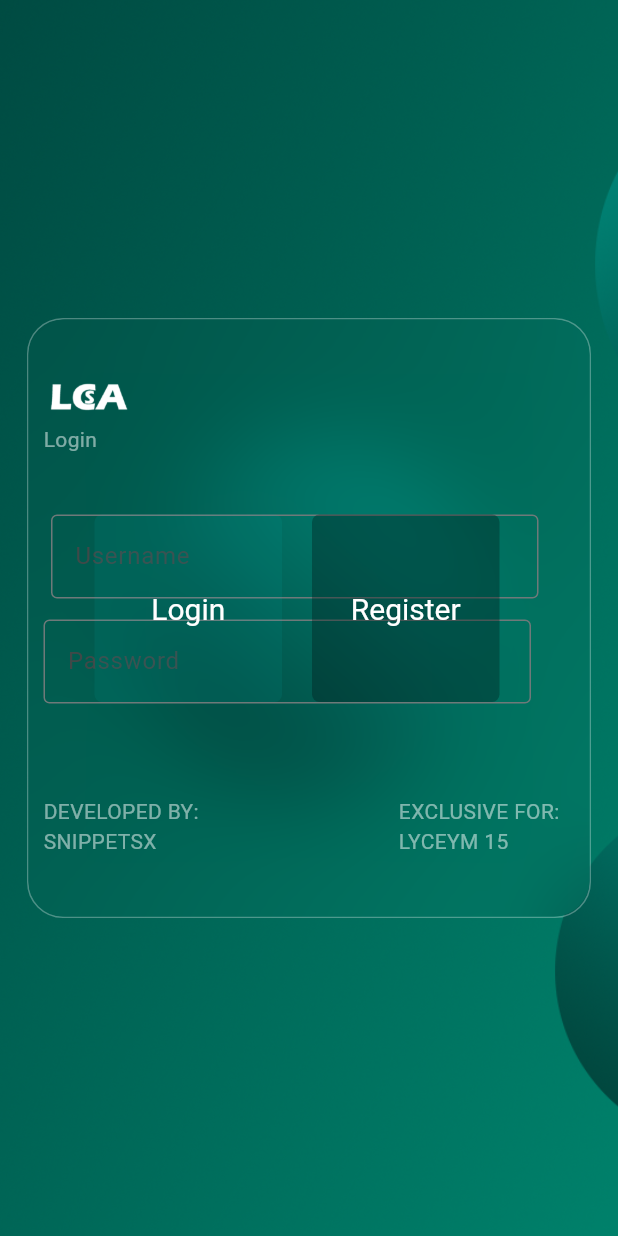
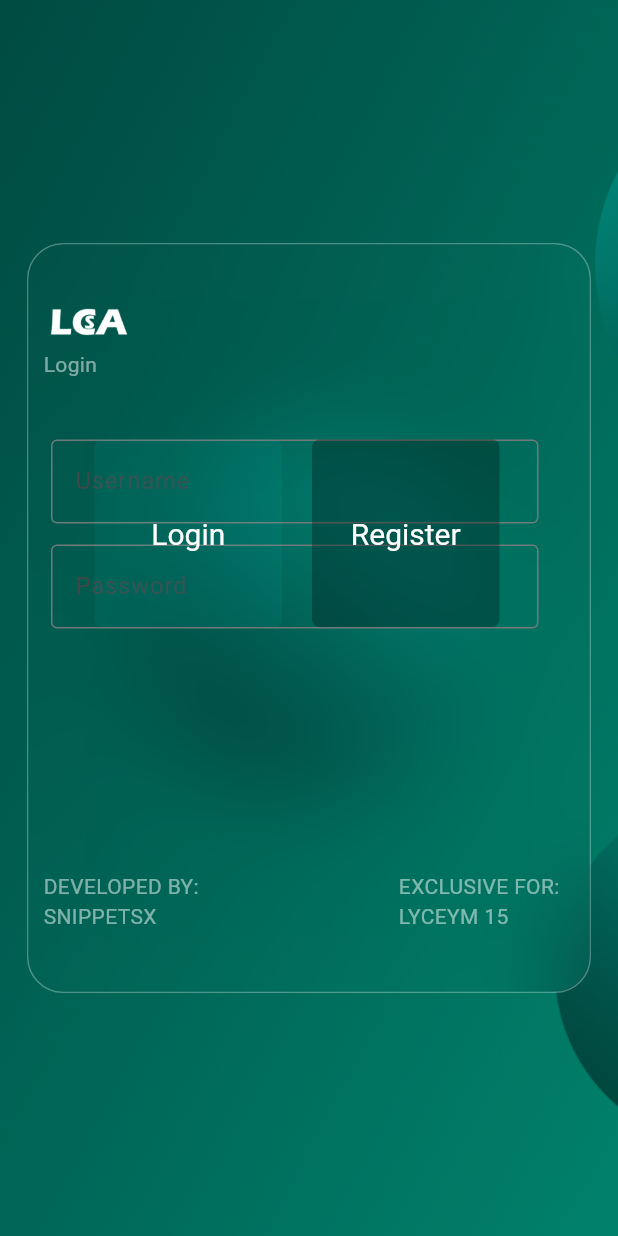
Before and after one commit to snippetsx/web_drawboard, a Flutter app: the screen it shows after launch, on a phone screen of 412 x 824 dp. Run offline on Flutter 3.47's test engine with Material 3 defaults, Android fonts, the phone set to English and light mode, and no system bars.

Commit message:
Removed unneed variables in auth.dart

```diff
--- a/lib/auth.dart
+++ b/lib/auth.dart
@@ -3,9 +3,6 @@ import 'dart:ui';
 import 'package:flutter/material.dart';
 import 'package:lcsa_drawboard/login_api.dart';
 import 'package:lcsa_drawboard/crypto.dart';
-
-var user = "";
-var password = "";
 
 class Login extends StatefulWidget {
   @override
@@ -50,7 +47,7 @@ class _Login extends State<Login>{
             border: Border.all(color: Colors.white.withOpacity(0.3),width: 1)
         ),
         margin: const EdgeInsets.all(18),
-        height: 400,
+        height: 500,
         width: 700,
         child: ClipRRect(
           borderRadius: BorderRadius.circular(24),
@@ -98,7 +95,7 @@ class _Login extends State<Login>{
                   ),
                   Positioned(
                     top: 200,
-                    left:10,
+                    left:15,
                     child:  Container(
                       height: 100,
                       width: 325,
@@ -226,7 +223,7 @@ class _Register extends State<Register> {
             border: Border.all(color: Colors.white.withOpacity(0.3),width: 1)
         ),
         margin: const EdgeInsets.all(18),
-        height: 400,
+        height: 500,
         width: 700,
         child: ClipRRect(
           borderRadius: BorderRadius.circular(24),
```
